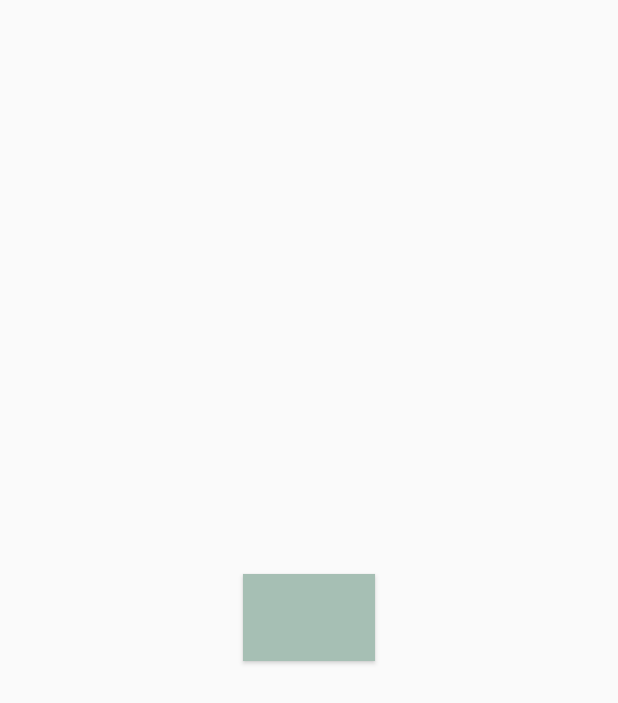
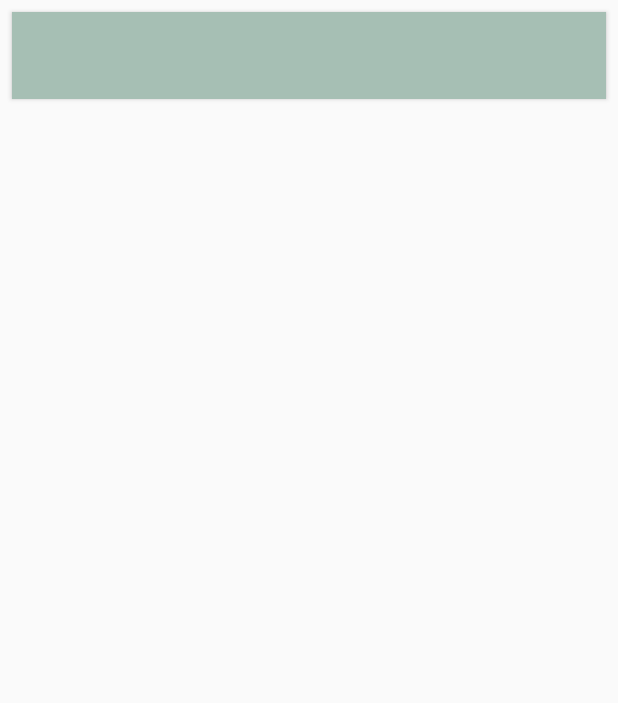
Before and after one commit to LeunensMichiel/Mindfulness-Android, an Android app: the layout exercise_list_item.xml on its own in the app's theme, with its tools: preview values and no code run, on a phone screen of 412 x 824 dp. Shown: the top 703 px of the screen. Run offline under Robolectric (Android 15) with nearby library versions, the phone set to English and light mode, and no system bars; network calls fail.

Commit message:
Login Bugs gefixt
Exercises UI aangepast

```diff
--- a/app/src/main/java/com/hogent/mindfulness/MainActivity.kt
+++ b/app/src/main/java/com/hogent/mindfulness/MainActivity.kt
@@ -187,6 +187,7 @@ class MainActivity : AppCompatActivity(), SessionFragment.SessionAdapter.Session
                 .apply()
             val intent = Intent(this, LoginActivity::class.java)
             startActivity(intent)
+            finish()
             return true
         }
         return super.onOptionsItemSelected(item)
--- a/app/src/main/java/com/hogent/mindfulness/exercises_List_display/ExercisesListFragment.kt
+++ b/app/src/main/java/com/hogent/mindfulness/exercises_List_display/ExercisesListFragment.kt
@@ -3,7 +3,7 @@ package com.hogent.mindfulness.exercises_List_display
 
 import android.os.Bundle
 import android.support.v4.app.Fragment
-import android.support.v7.widget.LinearLayoutManager
+import android.support.v7.widget.GridLayoutManager
 import android.support.v7.widget.RecyclerView
 import android.view.LayoutInflater
 import android.view.View
@@ -62,7 +62,7 @@ class ExercisesListFragment : Fragment() {
     private fun showResultExercises(exercises: Array<Model.Exercise>) {
 
         val viewAdapter = ExerciseAdapter(exercises, activity as ExerciseAdapter.ExerciseAdapterOnClickHandler)
-        val viewManager = LinearLayoutManager(activity)
+        val viewManager = GridLayoutManager(activity, 2)
 
         rv_exercises.apply {
 
--- a/app/src/main/java/com/hogent/mindfulness/feedback/FeedbackFragment.kt
+++ b/app/src/main/java/com/hogent/mindfulness/feedback/FeedbackFragment.kt
@@ -33,7 +33,6 @@ class FeedbackFragment : Fragment() {
 
     override fun onCreate(savedInstanceState: Bundle?) {
         super.onCreate(savedInstanceState)
-        test()
     }
 
     private fun test() {
--- a/app/src/main/res/layout/exercise_list_item.xml
+++ b/app/src/main/res/layout/exercise_list_item.xml
@@ -1,8 +1,8 @@
 <?xml version="1.0" encoding="utf-8"?>
 
-<RelativeLayout
+<android.support.constraint.ConstraintLayout
         xmlns:android="http://schemas.android.com/apk/res/android"
-        android:layout_width="match_parent"
+        xmlns:app="http://schemas.android.com/apk/res-auto" android:layout_width="match_parent"
         android:layout_height="match_parent"
         android:minHeight="200dp">
     <!--<TextView-->
@@ -21,13 +21,14 @@
             android:textSize="28sp"
             android:textColor="@color/white"
             android:id="@+id/btn_exercise"
-            android:layout_centerHorizontal="true"
-            android:layout_centerVertical="true"
             android:background="@color/colorPrimaryDark"
-            android:layout_width="wrap_content"
+            android:layout_width="0dp"
             android:textColorLink="@color/white"
             android:layout_height="wrap_content"
             android:padding="10dp"
-            />
+            app:layout_constraintEnd_toEndOf="parent"
+            app:layout_constraintStart_toStartOf="parent"
+            app:layout_constraintTop_toTopOf="parent"
+            android:layout_margin="8dp"/>
 
-</RelativeLayout>
+</android.support.constraint.ConstraintLayout>
```
Also changed, not shown: app/src/main/AndroidManifest.xml (+4 -4 lines), app/src/main/java/com/hogent/mindfulness/login/LoginActivity.kt (+23 -0 lines), app/src/main/java/com/hogent/mindfulness/show_sessions/SessionFragment.kt (+6 -4 lines), app/src/main/res/layout/fragment_exercises_pane.xml (+3 -5 lines).
